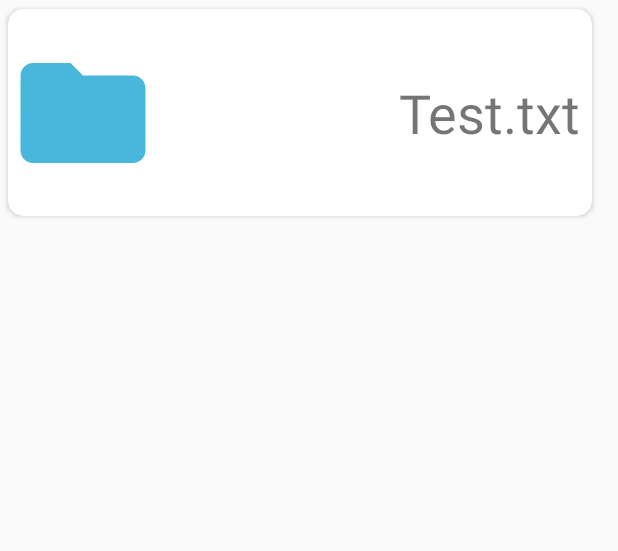
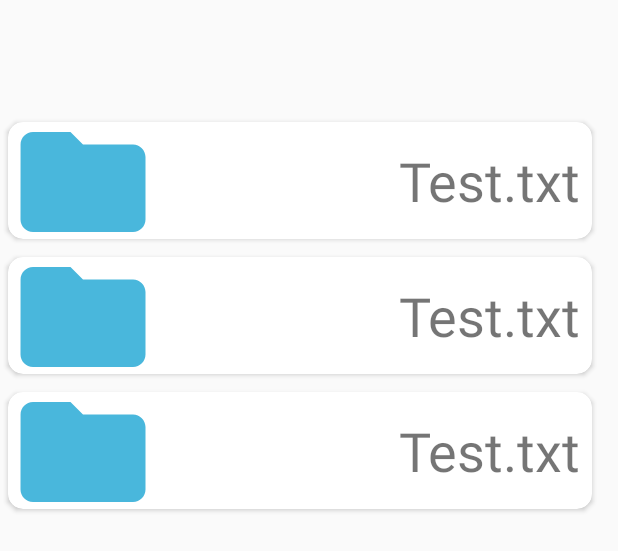
Before and after one commit to K-Mano/Filingua, an Android app: the layout pinned_tab.xml on its own in the app's theme, with its tools: preview values and no code run, on a phone screen of 412 x 824 dp. Shown: the top 551 px of the screen. Run offline under Robolectric (Android 15) with nearby library versions, the phone set to English and light mode, and no system bars; Roboto replaces fonts that are not available here.

Commit message:
改訂版
改訂版

```diff
--- a/app/src/main/res/layout/pin_card.xml
+++ b/app/src/main/res/layout/pin_card.xml
@@ -1,19 +1,20 @@
 <?xml version="1.0" encoding="utf-8"?>
 <LinearLayout xmlns:android="http://schemas.android.com/apk/res/android"
     xmlns:app="http://schemas.android.com/apk/res-auto"
+    xmlns:tools="http://schemas.android.com/tools"
     android:layout_width="match_parent"
-    android:layout_height="match_parent">
+    android:layout_height="wrap_content">
 
     <androidx.cardview.widget.CardView
         android:layout_width="400dp"
-        android:layout_height="150dp"
+        android:layout_height="90dp"
         app:cardCornerRadius="10dp"
         app:cardUseCompatPadding="true">
 
         <androidx.constraintlayout.widget.ConstraintLayout
             android:layout_width="match_parent"
             android:layout_height="match_parent"
-            android:foreground="?android:attr/selectableItemBackground" >
+            android:foreground="?android:attr/selectableItemBackground">
 
             <ImageView
                 android:id="@+id/imageView_adapter_show_bitmap"
@@ -39,6 +40,7 @@
                 app:layout_constraintBottom_toBottomOf="parent"
                 app:layout_constraintEnd_toEndOf="parent"
                 app:layout_constraintTop_toTopOf="parent" />
+
         </androidx.constraintlayout.widget.ConstraintLayout>
 
     </androidx.cardview.widget.CardView>
--- a/app/src/main/res/layout/pinned_tab.xml
+++ b/app/src/main/res/layout/pinned_tab.xml
@@ -6,10 +6,9 @@
     android:orientation="vertical"
     tools:context=".testActivity">
 
-    <androidx.core.widget.NestedScrollView
+    <Space
         android:layout_width="match_parent"
-        android:layout_height="match_parent"
-        android:fillViewport="true">
+        android:layout_height="75dp" />
 
     <ScrollView
         android:layout_width="match_parent"
@@ -17,10 +16,17 @@
         android:fillViewport="true">
 
         <androidx.recyclerview.widget.RecyclerView
-                android:id="@+id/recyclerView_main"
+            android:id="@+id/listview1"
             android:layout_width="match_parent"
             android:layout_height="wrap_content"
-                tools:listitem="@layout/pin_card" />
+            tools:listitem="@layout/pin_card">
+
+            android:id="@+id/listview1"
+            android:layout_width="match_parent"
+            android:layout_height="wrap_content"
+            tools:listitem="@layout/pin_card"/>
+
+
             android:id="@+id/recyclertest"
             android:layout_width="match_parent"
             android:layout_height="wrap_content"
@@ -34,6 +40,7 @@
             android:paddingRight="12dp"
             android:scrollbarAlwaysDrawHorizontalTrack="true"
             tools:listitem="@layout/qa_card">
+        </androidx.recyclerview.widget.RecyclerView>
     </ScrollView>
-    </androidx.core.widget.NestedScrollView>
+
 </LinearLayout>
--- a/app/src/main/res/layout/test_card.xml
+++ b/app/src/main/res/layout/test_card.xml
@@ -41,7 +41,7 @@
                 app:layout_constraintEnd_toEndOf="parent" />
 
             <ImageView
-                android:id="@+id/drive_icon"
+                android:id="@+id/imageView4"
                 android:layout_width="100dp"
                 android:layout_height="100dp"
                 app:layout_constraintBottom_toBottomOf="parent"
```
Also changed, not shown: app/src/main/java/org/trpg/filingua/PinnedTabFragment.java (+84 -1 lines). Lines whose indentation alone changed are shown as unchanged.
